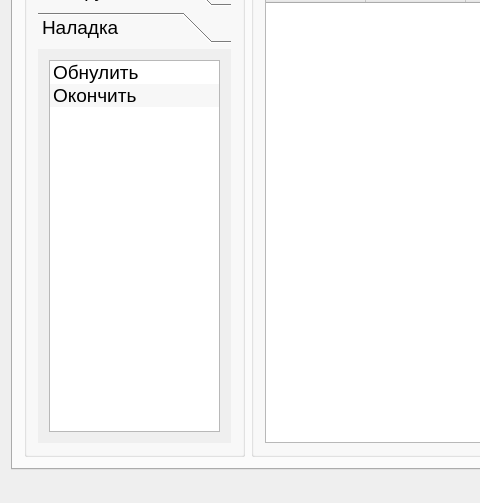
Xtail96/SML, file KAMEditor/gui/mainwindow.ui: the form before one commit; both pictures show x 0 to 480 and y 225 to 728 of the 1393 by 728 pixel window.
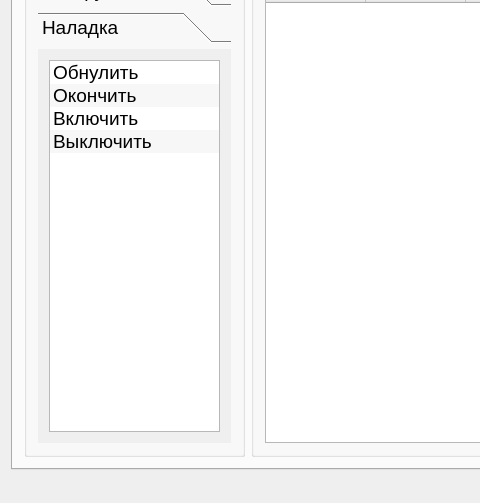
The form after the commit. The open tabs and pages were chosen to show the change. Icons and pictures are not drawn.

Commit message: Добавлены команды "Включить" и "Выключить"

```diff
--- a/KAMEditor/gui/mainwindow.ui
+++ b/KAMEditor/gui/mainwindow.ui
@@ -528,6 +528,16 @@
                    <string>Окончить</string>
                   </property>
                  </item>
+                 <item>
+                  <property name="text">
+                   <string>Включить</string>
+                  </property>
+                 </item>
+                 <item>
+                  <property name="text">
+                   <string>Выключить</string>
+                  </property>
+                 </item>
                 </widget>
                </item>
               </layout>
```
Left out of the diff: 2 changed lines with no effect on the pictures. The commit also changes 10 other files.
